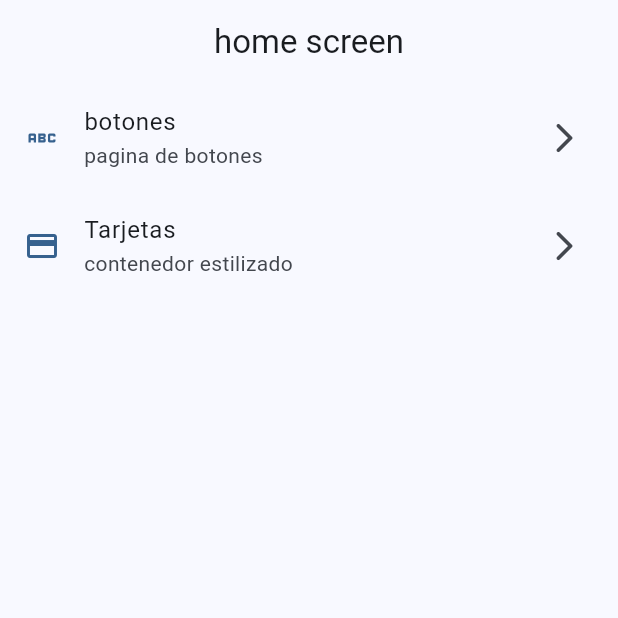
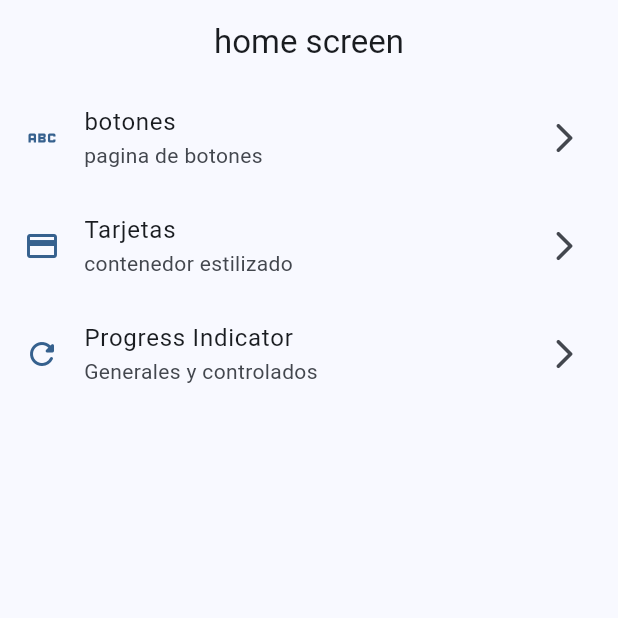
Before and after one commit to jovannyCG/widgets_app, a Flutter app: the screen it shows after launch, on a phone screen of 412 x 824 dp, the top half of it. Run offline on Flutter 3.47's test engine with Material 2 defaults, Android fonts, the phone set to English and light mode, and no system bars; our stand-ins replace go_router.

Commit message:
pantalla de progress indicator añadida

```diff
--- a/lib/config/menu/menu_itesms.dart
+++ b/lib/config/menu/menu_itesms.dart
@@ -28,6 +28,11 @@ const appMenuItems = <MenuItem>[
     link: '/cards',
     icon: Icons.credit_card),
 
+MenuItem(
+    title: 'Progress Indicator',
+    subTitle: 'Generales y controlados',
+    link: '/progress',
+    icon: Icons.refresh_rounded),
 
 
 ];
--- a/lib/config/router/app_router.dart
+++ b/lib/config/router/app_router.dart
@@ -25,5 +25,11 @@ final appRouter = GoRouter(
       path: '/cards',
       builder: (context, state) => const CardsScreen(),
     ),
+
+    GoRoute(
+      name: ProgressPage.name,
+      path: '/progress',
+      builder: (context, state) => const ProgressPage(),
+    ),
   ],
 );
--- a/lib/presentation/screens/home/home_screen.dart
+++ b/lib/presentation/screens/home/home_screen.dart
@@ -1,7 +1,6 @@
 import 'package:flutter/material.dart';
 import 'package:go_router/go_router.dart';
 import 'package:widgets_app/config/menu/menu_itesms.dart';
-import 'package:widgets_app/presentation/screens/screen.dart';
 
 class HomeScreen extends StatelessWidget {
   static const String name = 'home_screen';
```
Also changed, not shown: lib/presentation/screens/progress/progress_screen.dart (+47 -6 lines).
